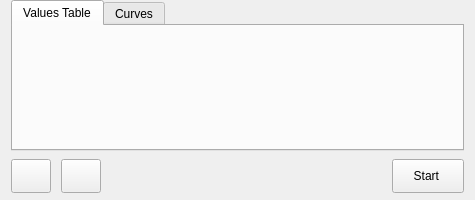
First picture: the form in ui/CUcontent_MBsSWs.ui, repository Comer352L/FreeSSM, before the edit.
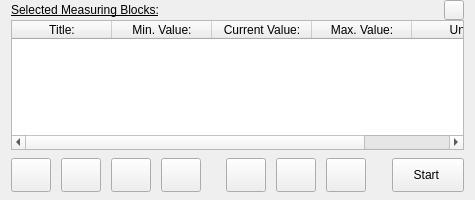
Second picture: the form after the edit. Icons and pictures are not drawn.

Commit message: Backport for v1.2: remove tab-widget from MB/SW-widget, merge CUcontent_MBsSWs_tableView

Diff of the .ui file:
```diff
--- a/ui/CUcontent_MBsSWs.ui
+++ b/ui/CUcontent_MBsSWs.ui
@@ -31,53 +31,159 @@
    <property name="topMargin" >
     <number>0</number>
    </property>
-   <property name="bottomMargin" >
-    <number>7</number>
+   <property name="bottomMargin">
+    <number>8</number>
    </property>
    <item>
-    <layout class="QHBoxLayout" name="horizontalLayout" >
-     <property name="spacing" >
-      <number>-1</number>
-     </property>
-     <property name="topMargin" >
+    <layout class="QHBoxLayout" name="horizontalLayout">
+     <property name="bottomMargin">
       <number>0</number>
      </property>
-     <property name="bottomMargin" >
-      <number>0</number>
-     </property>
+     <item>
+      <widget class="QLabel" name="label">
+       <property name="font">
+        <font>
+         <underline>true</underline>
+        </font>
+       </property>
+       <property name="text">
+        <string>Selected Measuring Blocks:</string>
+       </property>
+      </widget>
+     </item>
+     <item>
+      <spacer name="horizontalSpacer_3">
+       <property name="orientation">
+        <enum>Qt::Horizontal</enum>
+       </property>
+       <property name="sizeHint" stdset="0">
+        <size>
+         <width>40</width>
+         <height>20</height>
+        </size>
+       </property>
+      </spacer>
+     </item>
+     <item>
+      <widget class="QLabel" name="MBSWrefreshTimeTitle_label">
+       <property name="minimumSize">
+        <size>
+         <width>140</width>
+         <height>16</height>
+        </size>
+       </property>
+       <property name="maximumSize">
+        <size>
+         <width>140</width>
+         <height>16</height>
+        </size>
+       </property>
+       <property name="text">
+        <string/>
+       </property>
+      </widget>
+     </item>
+     <item>
+      <widget class="QLabel" name="MBSWrefreshTimeValue_label">
+       <property name="sizePolicy">
+        <sizepolicy hsizetype="Fixed" vsizetype="Fixed">
+         <horstretch>0</horstretch>
+         <verstretch>0</verstretch>
+        </sizepolicy>
+       </property>
+       <property name="minimumSize">
+        <size>
+         <width>55</width>
+         <height>16</height>
+        </size>
+       </property>
+       <property name="maximumSize">
+        <size>
+         <width>55</width>
+         <height>16</height>
+        </size>
+       </property>
+       <property name="text">
+        <string/>
+       </property>
+      </widget>
+     </item>
+     <item>
+      <widget class="QPushButton" name="timemode_pushButton">
+       <property name="sizePolicy">
+        <sizepolicy hsizetype="Fixed" vsizetype="Fixed">
+         <horstretch>0</horstretch>
+         <verstretch>0</verstretch>
+        </sizepolicy>
+       </property>
+       <property name="minimumSize">
+        <size>
+         <width>20</width>
+         <height>20</height>
+        </size>
+       </property>
+       <property name="maximumSize">
+        <size>
+         <width>20</width>
+         <height>20</height>
+        </size>
+       </property>
+       <property name="text">
+        <string/>
+       </property>
+       <property name="icon">
+        <iconset resource="../resources/FreeSSM.qrc">
+         <normaloff>:/icons/oxygen/16x16/chronometer.png</normaloff>:/icons/oxygen/16x16/chronometer.png</iconset>
+       </property>
+       <property name="iconSize">
+        <size>
+         <width>12</width>
+         <height>12</height>
+        </size>
+       </property>
+      </widget>
+     </item>
     </layout>
    </item>
    <item>
-    <widget class="QTabWidget" name="MBSWviews_tabWidget" >
-     <property name="currentIndex" >
-      <number>0</number>
+    <widget class="QTableWidget" name="selectedMBsSWs_tableWidget">
+     <property name="editTriggers">
+      <set>QAbstractItemView::NoEditTriggers</set>
      </property>
-     <widget class="QWidget" name="table_tab" >
-      <attribute name="title" >
-       <string>Values Table</string>
-      </attribute>
-      <layout class="QGridLayout" name="valuesTableView_gridLayout" >
-       <property name="margin" >
-        <number>0</number>
-       </property>
-       <property name="spacing" >
-        <number>11</number>
-       </property>
-      </layout>
-     </widget>
-     <widget class="QWidget" name="curves_tab" >
-      <attribute name="title" >
-       <string>Curves</string>
-      </attribute>
-      <layout class="QGridLayout" name="curvesView_gridLayout" >
-       <property name="margin" >
-        <number>0</number>
-       </property>
-       <property name="spacing" >
-        <number>11</number>
-       </property>
-      </layout>
-     </widget>
+     <property name="alternatingRowColors">
+      <bool>true</bool>
+     </property>
+     <property name="selectionMode">
+      <enum>QAbstractItemView::ContiguousSelection</enum>
+     </property>
+     <property name="selectionBehavior">
+      <enum>QAbstractItemView::SelectRows</enum>
+     </property>
+     <column>
+      <property name="text">
+       <string>Title:</string>
+      </property>
+     </column>
+     <column>
+      <property name="text">
+       <string>Min. Value:</string>
+      </property>
+     </column>
+     <column>
+      <property name="text">
+       <string>Current Value:</string>
+      </property>
+     </column>
+     <column>
+      <property name="text">
+       <string>Max. Value:</string>
+      </property>
+     </column>
+     <column>
+      <property name="text">
+       <string>Unit:</string>
+      </property>
+     </column>
     </widget>
    </item>
    <item>
@@ -88,9 +194,6 @@
      <property name="topMargin" >
       <number>8</number>
      </property>
-     <property name="bottomMargin" >
-      <number>0</number>
-     </property>
      <item>
       <widget class="QPushButton" name="mbswadd_pushButton" >
        <property name="minimumSize" >
@@ -150,8 +253,66 @@
       </widget>
      </item>
      <item>
-      <spacer name="horizontalSpacer" >
-       <property name="orientation" >
+      <widget class="QPushButton" name="mbswmoveup_pushButton">
+       <property name="minimumSize">
+        <size>
+         <width>40</width>
+         <height>34</height>
+        </size>
+       </property>
+       <property name="maximumSize">
+        <size>
+         <width>40</width>
+         <height>34</height>
+        </size>
+       </property>
+       <property name="text">
+        <string/>
+       </property>
+       <property name="icon">
+        <iconset resource="../resources/FreeSSM.qrc">
+         <normaloff>:/icons/chrystal/32x32/1uparrow.png</normaloff>:/icons/chrystal/32x32/1uparrow.png</iconset>
+       </property>
+       <property name="iconSize">
+        <size>
+         <width>24</width>
+         <height>24</height>
+        </size>
+       </property>
+      </widget>
+     </item>
+     <item>
+      <widget class="QPushButton" name="mbswmovedown_pushButton">
+       <property name="minimumSize">
+        <size>
+         <width>40</width>
+         <height>34</height>
+        </size>
+       </property>
+       <property name="maximumSize">
+        <size>
+         <width>40</width>
+         <height>34</height>
+        </size>
+       </property>
+       <property name="text">
+        <string/>
+       </property>
+       <property name="icon">
+        <iconset resource="../resources/FreeSSM.qrc">
+         <normaloff>:/icons/chrystal/32x32/1downarrow.png</normaloff>:/icons/chrystal/32x32/1downarrow.png</iconset>
+       </property>
+       <property name="iconSize">
+        <size>
+         <width>24</width>
+         <height>24</height>
+        </size>
+       </property>
+      </widget>
+     </item>
+     <item>
+      <spacer name="horizontalSpacer">
+       <property name="orientation">
         <enum>Qt::Horizontal</enum>
        </property>
        <property name="sizeHint" stdset="0" >
@@ -163,9 +324,106 @@
       </spacer>
      </item>
      <item>
-      <widget class="QPushButton" name="startstopmbreading_pushButton" >
-       <property name="minimumSize" >
+      <widget class="QPushButton" name="showMin_pushButton">
+       <property name="minimumSize">
         <size>
+         <width>40</width>
+         <height>34</height>
+        </size>
+       </property>
+       <property name="maximumSize">
+        <size>
+         <width>40</width>
+         <height>34</height>
+        </size>
+       </property>
+       <property name="icon">
+        <iconset resource="../resources/FreeSSM.qrc">
+         <normaloff>:/icons/freessm/24x24/show-min-value.png</normaloff>:/icons/freessm/24x24/show-min-value.png</iconset>
+       </property>
+       <property name="iconSize">
+        <size>
+         <width>24</width>
+         <height>24</height>
+        </size>
+       </property>
+       <property name="checkable">
+        <bool>true</bool>
+       </property>
+      </widget>
+     </item>
+     <item>
+      <widget class="QPushButton" name="showMax_pushButton">
+       <property name="minimumSize">
+        <size>
+         <width>40</width>
+         <height>34</height>
+        </size>
+       </property>
+       <property name="maximumSize">
+        <size>
+         <width>40</width>
+         <height>34</height>
+        </size>
+       </property>
+       <property name="icon">
+        <iconset resource="../resources/FreeSSM.qrc">
+         <normaloff>:/icons/freessm/24x24/show-max-value.png</normaloff>:/icons/freessm/24x24/show-max-value.png</iconset>
+       </property>
+       <property name="iconSize">
+        <size>
+         <width>24</width>
+         <height>24</height>
+        </size>
+       </property>
+       <property name="checkable">
+        <bool>true</bool>
+       </property>
+      </widget>
+     </item>
+     <item>
+      <widget class="QPushButton" name="resetMinMax_pushButton">
+       <property name="minimumSize">
+        <size>
+         <width>40</width>
+         <height>34</height>
+        </size>
+       </property>
+       <property name="maximumSize">
+        <size>
+         <width>40</width>
+         <height>34</height>
+        </size>
+       </property>
+       <property name="icon">
+        <iconset resource="../resources/FreeSSM.qrc">
+         <normaloff>:/icons/freessm/24x24/reset-min-max.png</normaloff>:/icons/freessm/24x24/reset-min-max.png</iconset>
+       </property>
+       <property name="iconSize">
+        <size>
+         <width>24</width>
+         <height>24</height>
+        </size>
+       </property>
+      </widget>
+     </item>
+     <item>
+      <spacer name="horizontalSpacer_2">
+       <property name="orientation">
+        <enum>Qt::Horizontal</enum>
+       </property>
+       <property name="sizeHint" stdset="0">
+        <size>
+         <width>40</width>
+         <height>20</height>
+        </size>
+       </property>
+      </spacer>
+     </item>
+     <item>
+      <widget class="QPushButton" name="startstopmbreading_pushButton">
+       <property name="minimumSize">
+        <size>
          <width>72</width>
          <height>34</height>
         </size>
```
Left out of the diff: 67 changed lines with no effect on the pictures. The commit also changes 11 other files.
